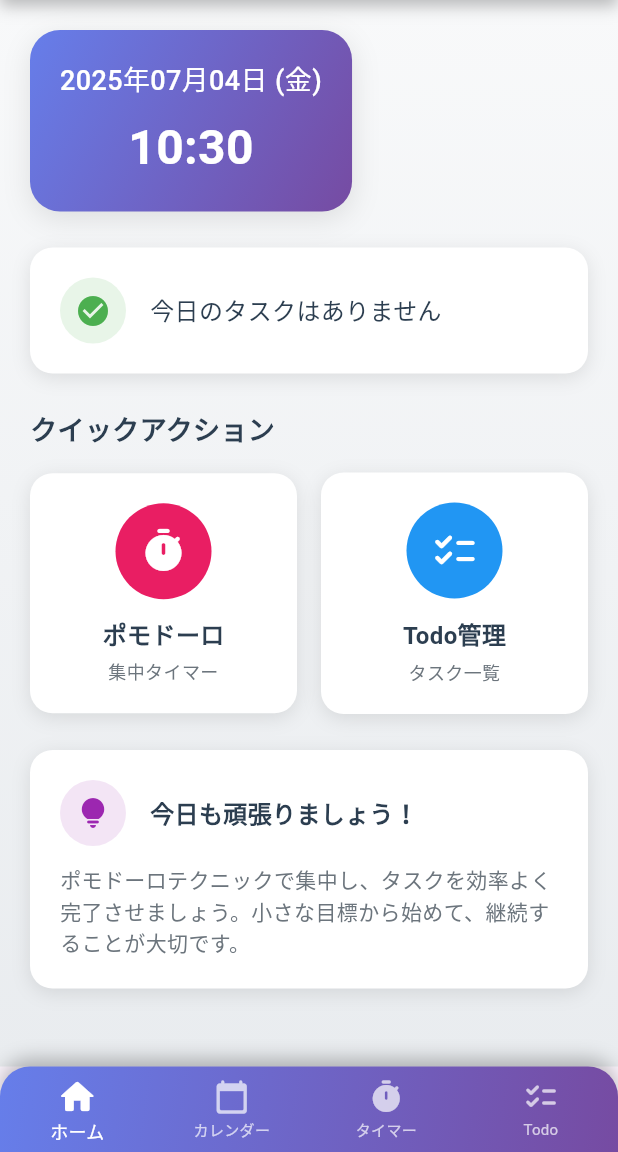
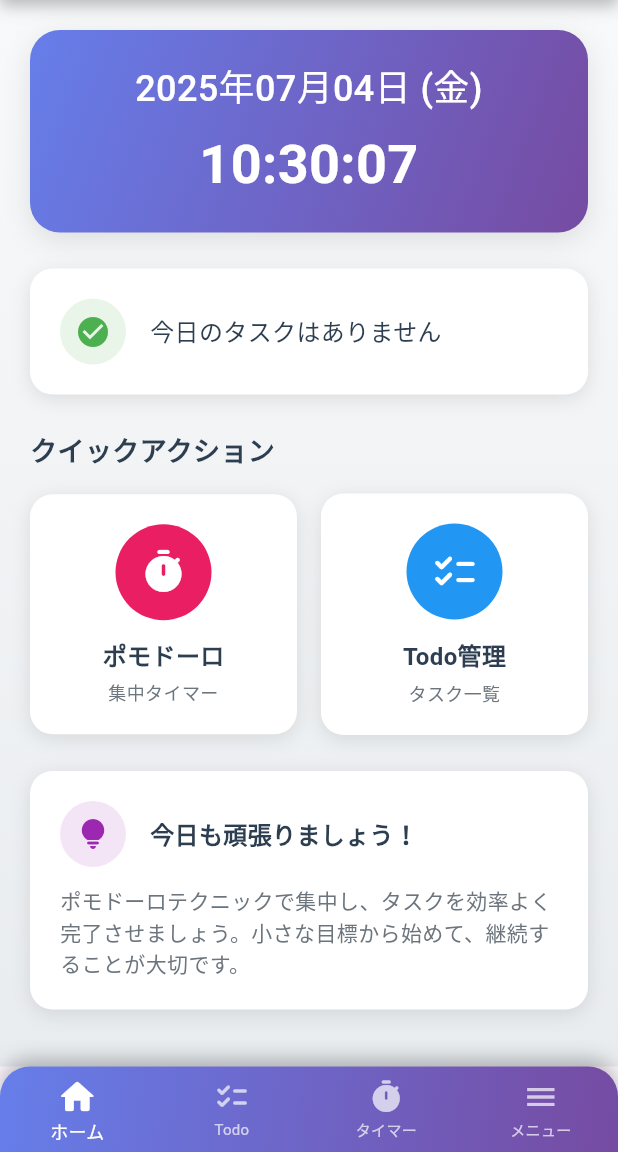
Before and after one commit to tkwest3143/solo-app, a Flutter app: the screen it shows after launch, on a phone screen of 412 x 824 dp, the part 84-1236 px from its top. Run offline on Flutter 3.47's test engine with Material 3 defaults, Android fonts, the phone set to English and light mode, and no system bars; our stand-ins replace drift, flutter_hooks, flutter_riverpod, freezed_annotation, go_router, hooks_riverpod and 1 more; accounts and stored records are empty; generated files the repository leaves out were written again; statements that could not run were skipped.

Commit message:
少し修正

```diff
--- a/lib/screen/pages/home.dart
+++ b/lib/screen/pages/home.dart
@@ -27,14 +27,10 @@ class HomePage extends HookConsumerWidget {
             children: [
               // Current Date and Time
               const CurrentDateTime(),
-
               const SizedBox(height: 24),
-
               // Today's Todos
               const TodayTodosWidget(),
-
               const SizedBox(height: 24),
-
               // Quick Actions
               const Padding(
                 padding: EdgeInsets.symmetric(horizontal: 20),
--- a/lib/screen/router.dart
+++ b/lib/screen/router.dart
@@ -73,6 +73,10 @@ final appRouter = Provider<GoRouter>((ref) {
             path: RouterDefinition.todoList.name,
             builder: RouterDefinition.todoList.builder,
           ),
+          GoRoute(
+            path: RouterDefinition.menu.name,
+            builder: RouterDefinition.menu.builder,
+          ),
         ],
       ),
     ],
--- a/lib/screen/widgets/global.dart
+++ b/lib/screen/widgets/global.dart
@@ -128,13 +128,13 @@ class FooterMenu extends HookWidget {
       case '/':
         selectedIndex.value = 0;
         break;
-      case '/calendar':
+      case '/todo-list':
         selectedIndex.value = 1;
         break;
       case '/timer':
         selectedIndex.value = 2;
         break;
-      case '/todo-list':
+      case '/menu':
         selectedIndex.value = 3;
         break;
     }
@@ -176,9 +176,9 @@ class FooterMenu extends HookWidget {
             label: 'ホーム',
           ),
           BottomNavigationBarItem(
-            icon: Icon(Icons.calendar_today_rounded),
-            activeIcon: Icon(Icons.calendar_today_rounded, size: 28),
-            label: 'カレンダー',
+            icon: Icon(Icons.checklist_rounded),
+            activeIcon: Icon(Icons.checklist_rounded, size: 28),
+            label: 'Todo',
           ),
           BottomNavigationBarItem(
             icon: Icon(Icons.timer_rounded),
@@ -186,9 +186,9 @@ class FooterMenu extends HookWidget {
             label: 'タイマー',
           ),
           BottomNavigationBarItem(
-            icon: Icon(Icons.checklist_rounded),
-            activeIcon: Icon(Icons.checklist_rounded, size: 28),
-            label: 'Todo',
+            icon: Icon(Icons.menu),
+            activeIcon: Icon(Icons.menu, size: 28),
+            label: 'メニュー',
           ),
         ],
         currentIndex: selectedIndex.value,
@@ -198,13 +198,13 @@ class FooterMenu extends HookWidget {
               nextRouting(context, RouterDefinition.root);
               break;
             case 1:
-              nextRouting(context, RouterDefinition.calendar);
+              nextRouting(context, RouterDefinition.todoList);
               break;
             case 2:
               nextRouting(context, RouterDefinition.timer);
               break;
             case 3:
-              nextRouting(context, RouterDefinition.todoList);
+              nextRouting(context, RouterDefinition.menu);
               break;
           }
         },
--- a/lib/screen/widgets/home.dart
+++ b/lib/screen/widgets/home.dart
@@ -1,18 +1,29 @@
+import 'dart:async';
 import 'package:flutter/material.dart';
+import 'package:flutter_hooks/flutter_hooks.dart';
 import 'package:hooks_riverpod/hooks_riverpod.dart';
 import 'package:solo/utilities/date.dart';
 import 'package:solo/services/todo_service.dart';
 import 'package:solo/models/todo_model.dart';
 import 'package:solo/screen/router.dart';
 
-class CurrentDateTime extends StatelessWidget {
+class CurrentDateTime extends HookConsumerWidget {
   const CurrentDateTime({super.key});
 
   @override
-  Widget build(BuildContext context) {
-    final now = DateTime.now();
-    final formattedDate = formatDate(now, format: 'yyyy年MM月dd日 (EEE)');
-    final formattedTime = formatDate(now, format: 'HH:mm');
+  Widget build(BuildContext context, WidgetRef ref) {
+    final dateTime = useState(DateTime.now());
+
+    useEffect(() {
+      final timer = Timer.periodic(const Duration(seconds: 1), (_) {
+        dateTime.value = DateTime.now();
+      });
+      return () => timer.cancel();
+    }, const []);
+
+    final formattedDate =
+        formatDate(dateTime.value, format: 'yyyy年MM月dd日 (EEE)');
+    final formattedTime = formatDate(dateTime.value, format: 'HH:mm:ss');
 
     return Container(
       padding: const EdgeInsets.all(20),
@@ -35,13 +46,14 @@ class CurrentDateTime extends StatelessWidget {
           ),
         ],
       ),
+      width: double.infinity,
       child: Column(
         crossAxisAlignment: CrossAxisAlignment.center,
         children: [
           Text(
             formattedDate,
             style: const TextStyle(
-              fontSize: 18,
+              fontSize: 24,
               fontWeight: FontWeight.w500,
               color: Colors.white,
             ),
@@ -51,7 +63,7 @@ class CurrentDateTime extends StatelessWidget {
           Text(
             formattedTime,
             style: const TextStyle(
-              fontSize: 32,
+              fontSize: 36,
               fontWeight: FontWeight.bold,
               color: Colors.white,
             ),
@@ -76,7 +88,8 @@ class TodayTodosWidget extends HookConsumerWidget {
         }
 
         final todayTodos = snapshot.data ?? [];
-        final incompleteTodos = todayTodos.where((todo) => !todo.isCompleted).toList();
+        final incompleteTodos =
+            todayTodos.where((todo) => !todo.isCompleted).toList();
 
         if (incompleteTodos.isEmpty) {
           return Container(
@@ -181,7 +194,8 @@ class TodayTodosWidget extends HookConsumerWidget {
                     nextRouting(context, RouterDefinition.todoList);
                   },
                   child: Container(
-                    padding: const EdgeInsets.symmetric(horizontal: 12, vertical: 8),
+                    padding:
+                        const EdgeInsets.symmetric(horizontal: 12, vertical: 8),
                     decoration: BoxDecoration(
                       borderRadius: BorderRadius.circular(20),
                       color: const Color(0xFF667eea).withValues(alpha: 0.1),
@@ -212,8 +226,8 @@ class TodayTodosWidget extends HookConsumerWidget {
     return allTodos.where((todo) {
       final todoDate = todo.dueDate;
       return todoDate.year == today.year &&
-             todoDate.month == today.month &&
-             todoDate.day == today.day;
+          todoDate.month == today.month &&
+          todoDate.day == today.day;
     }).toList();
   }
 }
```
Also changed, not shown: lib/screen/pages/todo_list.dart (+29 -66 lines).
